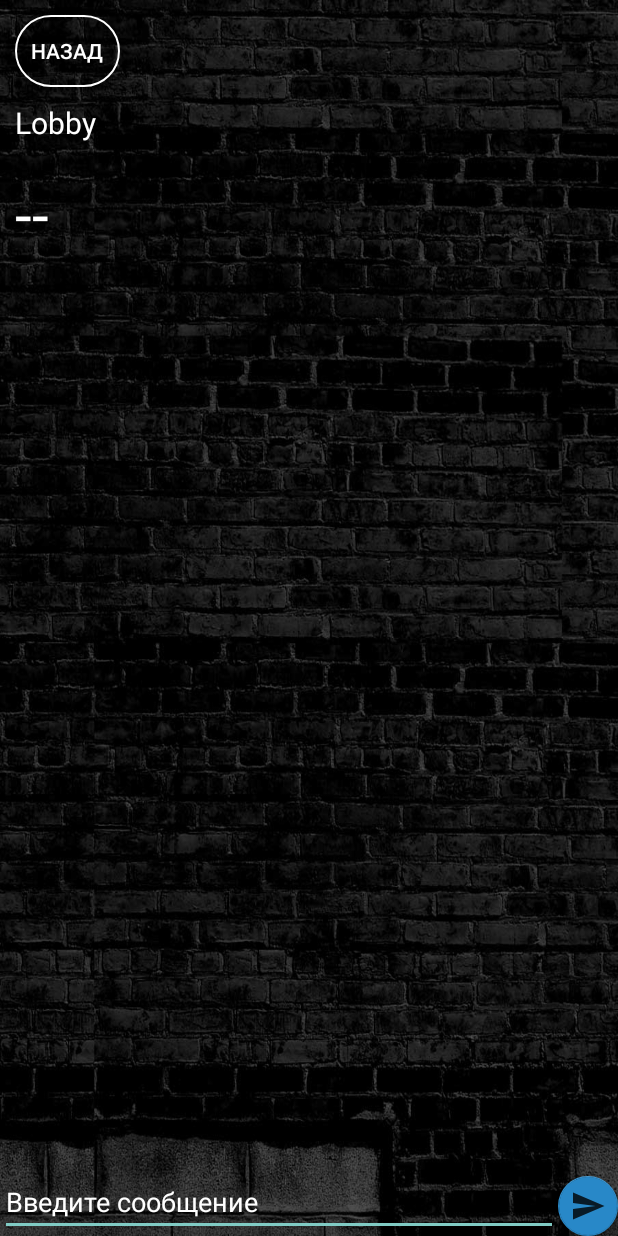
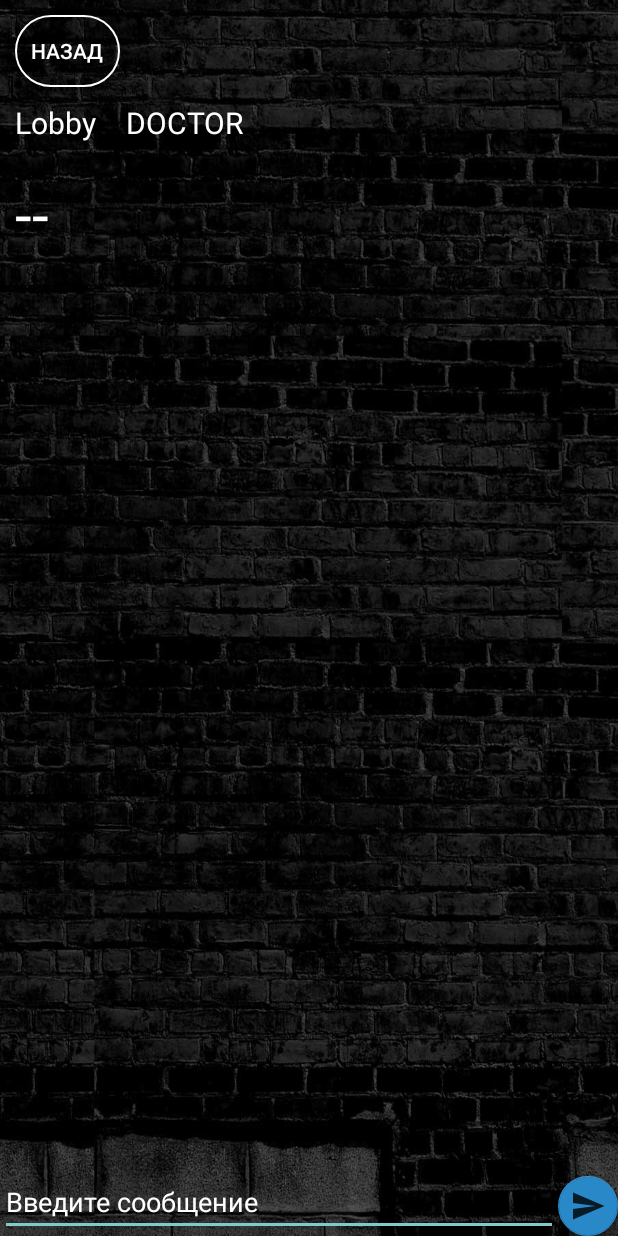
Before and after one commit to SilveGfor/Mafia_Go, an Android app: the fragment GameFragment shown on its own in the app's theme, after a tap on an icon or button, on a phone screen of 412 x 824 dp. Run offline under Robolectric (Android 15) with nearby library versions, the phone set to English and light mode, and no system bars; libraries missing offline, so code that uses them is left out: io.socket.client, io.socket.emitter; 18 statements that could not run were skipped.

Commit message:
laptop24.04

```diff
--- a/MafiaGo/app/src/main/java/com/example/mafiago/MainActivity.java
+++ b/MafiaGo/app/src/main/java/com/example/mafiago/MainActivity.java
@@ -42,8 +42,8 @@ public class MainActivity extends AppCompatActivity {
             throw new RuntimeException();
         }
     }
+ */
 
- */
 public static Socket socket;
     {
         IO.Options options = IO.Options.builder()
--- a/MafiaGo/app/src/main/java/com/example/mafiago/fragments/GameFragment.java
+++ b/MafiaGo/app/src/main/java/com/example/mafiago/fragments/GameFragment.java
@@ -50,12 +50,13 @@ public class GameFragment extends Fragment {
 
     public TextView timer;
     public TextView day_time;
+    public TextView influence;
     public TextView answer_nick;
     public TextView answer_mes;
 
     public Player player;
 
-    public EditText editText;
+    public EditText sendText;
 
     public FloatingActionButton btnSend;
 
@@ -92,7 +93,7 @@ public class GameFragment extends Fragment {
         cardAnswer = view.findViewById(R.id.answerCard);
         answer_nick = view.findViewById(R.id.answerNickChat);
         answer_mes = view.findViewById(R.id.answerTextChat);
-        editText = view.findViewById(R.id.InputMes);
+        sendText = view.findViewById(R.id.InputMes);
 
         btnSend = view.findViewById(R.id.btnSendMes);
         btnDeleteAnswer = view.findViewById(R.id.btnDeleteAnswer);
@@ -104,6 +105,7 @@ public class GameFragment extends Fragment {
         player = new Player(MainActivity.NickName, MainActivity.Session_id);
 
         cardAnswer.setVisibility(View.GONE);
+        influence.setVisibility(View.GONE);
 
         socket.connect();
 
@@ -131,7 +133,7 @@ public class GameFragment extends Fragment {
                     json2.put("nick", MainActivity.NickName);
                     json2.put("session_id",  MainActivity.Session_id);
                     json2.put("room", room_num);
-                    json2.put("message", editText.getText().toString());
+                    json2.put("message", sendText.getText().toString());
                     json2.put("link", answer_id);
                     answer_id = -1;
                 } catch (JSONException e) {
@@ -162,7 +164,7 @@ public class GameFragment extends Fragment {
                 }
                 answer_id = -1;
                  */
-                editText.setText("");
+                sendText.setText("");
             }
         });
 
@@ -180,7 +182,7 @@ public class GameFragment extends Fragment {
                 }
                 Log.d("kkk", "Socket_отправка_leave_user - "+ json2.toString());
                 socket.emit("leave_room", json2);
-                editText.setText("");
+                sendText.setText("");
                 //socket.close();
                 getActivity().getSupportFragmentManager().beginTransaction().replace(R.id.MainActivity, new GamesListFragment()).commit();
             }
@@ -196,9 +198,52 @@ public class GameFragment extends Fragment {
                     switch (player.getTime())
                     {
                         case "lobby":
-
+                            sendText.setText(sendText.getText() + nick);
+                            break;
+                        case "night_love":
+                            switch (player.getRole())
+                            {
+                                case "lover":
+                                    break;
+                                case "mafia":
+                                    break;
+                                default:
+                                    Log.d("kkk", "В " + player.getTime() + " - нельзя активировать роль " + player.getRole());
+                            }
+                            break;
+                        case "night_other":
+                            switch (player.getRole())
+                            {
+                                case "sheriff":
+                                    final JSONObject json3 = new JSONObject();
+                                    try {
+                                        json3.put("nick", MainActivity.NickName);
+                                        json3.put("session_id", MainActivity.Session_id);
+                                        json3.put("room", room_num);
+                                    } catch (JSONException e) {
+                                        e.printStackTrace();
+                                    }
+                                    socket.emit("get_in_room", json3);
+                                    Log.d("kkk", "Socket_отправка - get_in_room"+ json3.toString());
+                                    break;
+                                case "doktor":
+                                    break;
+                                case "mafia":
+                                    break;
+                                default:
+                                    Log.d("kkk", "В " + player.getTime() + " - нельзя активировать роль " + player.getRole());
+                            }
+                            break;
+                        case "day":
+                            sendText.setText(sendText.getText() + nick);
+                            break;
+                        case "voting":
                             break;
                     }
+                }
+                else
+                {
+                    sendText.setText(sendText.getText() + nick);
                 }
 
             }
@@ -255,6 +300,7 @@ public class GameFragment extends Fragment {
             socket.on("time", onTime);
             socket.on("role", onRole);
             socket.on("restart", onRestart);
+            socket.on("role_action", onRoleAction);
             socket.on("role_action_mafia", onRoleActionMafia);
             socket.on("role_action_sheriff", onRoleActionSheriff);
             return null;
@@ -583,6 +629,34 @@ public class GameFragment extends Fragment {
         }
     };
 
+    private Emitter.Listener onRoleAction = new Emitter.Listener() {
+        @Override
+        public void call(final Object... args) {
+            if(getActivity() == null)
+                return;
+            getActivity().runOnUiThread(new Runnable() {
+                @Override
+                public void run() {
+                    JSONObject data = (JSONObject) args[0];
+                    String role;
+                    try {
+                        role = data.getString("role");
+                        Log.d("kkk", "Socket_принять - role_action " + args[0]);
+                        influence.setText(role);
+                        influence.setVisibility(View.VISIBLE);
+                        MessageModel messageModel = new MessageModel("На вас походил " + role, "09-55", "System", "UsersMes");
+                        list_chat.add(messageModel);
+                        MessageAdapter messageAdapter = new MessageAdapter(list_chat, getContext());
+                        listView_chat.setAdapter(messageAdapter);
+                        listView_chat.setSelection(messageAdapter.getCount() - 1);
+                    } catch (JSONException e) {
+                        e.printStackTrace();
+                    }
+                }
+            });
+        }
+    };
+
     private Emitter.Listener onRoleActionMafia = new Emitter.Listener() {
         @Override
         public void call(final Object... args) {
--- a/MafiaGo/app/src/main/res/layout/fragment_game.xml
+++ b/MafiaGo/app/src/main/res/layout/fragment_game.xml
@@ -17,6 +17,17 @@
         android:layout_marginTop="10dp"
         android:textColor="@color/colorWhite"
         android:background="@drawable/round_button" />
+
+    <TextView
+        android:id="@+id/influence"
+        android:layout_width="wrap_content"
+        android:layout_height="wrap_content"
+        android:layout_toRightOf="@id/day_time"
+        android:layout_alignBaseline="@id/day_time"
+        android:text="DOCTOR"
+        android:textSize="20sp"
+        android:textColor="@color/colorWhite"
+        android:layout_margin="10dp"/>
 
     <TextView
         android:id="@+id/day_time"
```
